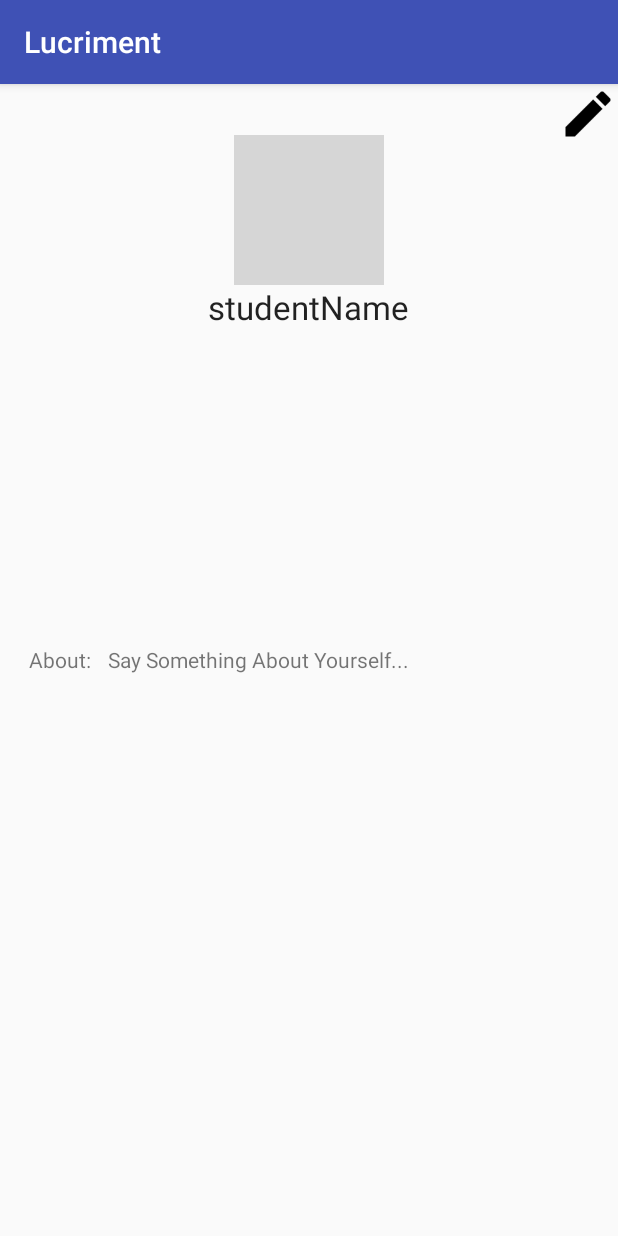
After one commit to Chris-Behan/Lucriment, an Android app: the studentProfileActivity screen opened directly, with no data from a screen before it, on a phone screen of 412 x 824 dp. The commit adds this screen. Run offline under Robolectric (Android 15) with nearby library versions, the phone set to English and light mode, and no system bars; our stand-ins replace Firebase (no records; nobody signed in at launch, a user with empty details on screens opened directly); pictures from the network do not load; 3 statements that could not run were skipped; grey boxes are pictures that could not be loaded.

Commit message:
adding student profile

```diff
--- a/app/src/main/AndroidManifest.xml
+++ b/app/src/main/AndroidManifest.xml
@@ -87,7 +87,8 @@
         <activity android:name=".MyProfileActivity" />
         <activity android:name=".SettingsActivity" />
         <activity android:name=".DefaultAvailability" />
-        <activity android:name=".DayAvailability"></activity>
+        <activity android:name=".DayAvailability" />
+        <activity android:name=".studentProfileActivity"></activity>
     </application>
 
 </manifest>
--- a/app/src/main/java/com/lucriment/lucriment/SettingsActivity.java
+++ b/app/src/main/java/com/lucriment/lucriment/SettingsActivity.java
@@ -134,11 +134,18 @@ public class SettingsActivity extends BaseActivity implements View.OnClickListen
     @Override
     public void onClick(View v) {
         if(v == profileButton){
-            Intent i = new Intent(SettingsActivity.this, MyProfileActivity.class);
-            i.putExtra("userType", userType);
-            i.putExtra("userInfo",userInfo);
-            startActivity(i);
+            if(userType.equals("Student")) {
+                Intent i = new Intent(SettingsActivity.this, studentProfileActivity.class);
+                i.putExtra("userType", userType);
+                i.putExtra("userInfo", userInfo);
+                startActivity(i);
+            }else{
+                Intent i = new Intent(SettingsActivity.this, MyProfileActivity.class);
+                i.putExtra("userType", userType);
+                i.putExtra("userInfo", userInfo);
+                startActivity(i);
 
+            }
         }
         if(v == logoutButton){
             firebaseAuth.signOut();
--- /dev/null
+++ b/app/src/main/java/com/lucriment/lucriment/studentProfileActivity.java
@@ -0,0 +1,88 @@
+package com.lucriment.lucriment;
+
+import android.content.Intent;
+import android.support.v7.app.AppCompatActivity;
+import android.os.Bundle;
+import android.view.View;
+import android.widget.Button;
+import android.widget.EditText;
+import android.widget.ImageView;
+import android.widget.TextView;
+
+import com.bumptech.glide.Glide;
+import com.google.firebase.database.DatabaseReference;
+import com.google.firebase.database.FirebaseDatabase;
+
+public class studentProfileActivity extends AppCompatActivity implements View.OnClickListener {
+
+    private ImageView imageView;
+    private TextView name, about;
+    private UserInfo userInfo;
+    private String userType;
+    private Button editButton, uploadButton;
+    private boolean editing = false;
+    private EditText editAbout;
+    private DatabaseReference databaseReference;
+
+    @Override
+    protected void onCreate(Bundle savedInstanceState) {
+        super.onCreate(savedInstanceState);
+        setContentView(R.layout.activity_student_profile);
+
+        if(getIntent().hasExtra("userInfo")) {
+            userInfo = getIntent().getParcelableExtra("userInfo");
+        }
+        if(getIntent().hasExtra("userType")){
+            userType = getIntent().getStringExtra("userType");
+        }
+
+        //INITIALIZE FIELDS
+        name = (TextView) findViewById(R.id.studentName);
+        about = (TextView) findViewById(R.id.aboutField);
+        imageView = (ImageView) findViewById(R.id.imageView4);
+        editButton = (Button) findViewById(R.id.Edit);
+        uploadButton = (Button) findViewById(R.id.changePicture);
+        editAbout = (EditText) findViewById(R.id.editAbout);
+
+        name.setText(userInfo.getFullName());
+        Glide.with(getApplicationContext())
+                .load(userInfo.getProfileImage())
+                .into(imageView);
+        about.setText(userInfo.getTitle());
+
+        editButton.setOnClickListener(this);
+        uploadButton.setOnClickListener(this);
+
+    }
+
+    @Override
+    public void onClick(View v) {
+        if(v == editButton){
+            if(editing){
+                editing = false;
+                uploadButton.setVisibility(View.INVISIBLE);
+                databaseReference = FirebaseDatabase.getInstance().getReference();
+                databaseReference.child("users").child(userInfo.getId()).child("about").setValue(editAbout.getText().toString());
+                about.setText(editAbout.getText());
+                about.setVisibility(View.VISIBLE);
+                editAbout.setVisibility(View.INVISIBLE);
+            }else{
+                editing = true;
+                about.setVisibility(View.INVISIBLE);
+                editAbout.setVisibility(View.VISIBLE);
+            }
+            if(editing){
+                uploadButton.setVisibility(View.VISIBLE);
+            }
+
+        }
+        if(v == uploadButton) {
+            Intent i = new Intent(studentProfileActivity.this, UploadActivity.class);
+            i.putExtra("userType", userType);
+            i.putExtra("userInfo", userInfo);
+            startActivity(i);
+        }
+
+
+    }
+}
--- /dev/null
+++ b/app/src/main/res/layout/activity_student_profile.xml
@@ -0,0 +1,92 @@
+<?xml version="1.0" encoding="utf-8"?>
+<android.support.constraint.ConstraintLayout xmlns:android="http://schemas.android.com/apk/res/android"
+    xmlns:app="http://schemas.android.com/apk/res-auto"
+    xmlns:tools="http://schemas.android.com/tools"
+    android:layout_width="match_parent"
+    android:layout_height="match_parent"
+    tools:context="com.lucriment.lucriment.studentProfileActivity">
+
+    <RelativeLayout
+        android:layout_width="0dp"
+        android:layout_height="0dp"
+        tools:layout_constraintTop_creator="1"
+        tools:layout_constraintRight_creator="1"
+        tools:layout_constraintBottom_creator="1"
+
+        app:layout_constraintBottom_toBottomOf="parent"
+
+        app:layout_constraintRight_toRightOf="parent"
+
+        tools:layout_constraintLeft_creator="1"
+
+        app:layout_constraintLeft_toLeftOf="parent"
+        app:layout_constraintTop_toTopOf="parent"
+      >
+
+        <ImageView
+            android:id="@+id/imageView4"
+            android:layout_width="100dp"
+            android:layout_height="100dp"
+            app:srcCompat="@drawable/cast_abc_scrubber_control_to_pressed_mtrl_000"
+            android:layout_alignParentTop="true"
+            android:layout_centerHorizontal="true"
+            android:layout_marginTop="34dp" />
+
+        <TextView
+            android:id="@+id/studentName"
+            android:layout_width="wrap_content"
+            android:layout_height="wrap_content"
+            android:text="studentName"
+            android:textAppearance="?android:attr/textAppearanceLarge"
+            android:layout_below="@+id/imageView4"
+            android:layout_centerHorizontal="true" />
+        <Button
+            android:id="@+id/Edit"
+            android:layout_width="40dp"
+            android:layout_height="40dp"
+            android:background="@drawable/ic_edit_black_24dp"
+            android:layout_alignParentTop="true"
+            android:layout_alignParentRight="true"
+            android:layout_alignParentEnd="true" />
+
+        <TextView
+            android:id="@+id/aboutLabel"
+            android:layout_width="wrap_content"
+            android:layout_height="wrap_content"
+            android:layout_marginLeft="19dp"
+            android:layout_marginStart="19dp"
+            android:text="About:"
+            android:layout_centerVertical="true"
+            android:layout_alignParentLeft="true"
+            android:layout_alignParentStart="true" />
+
+        <TextView
+            android:id="@+id/aboutField"
+            android:layout_width="300dp"
+            android:layout_height="100dp"
+            android:text="Say Something About Yourself..."
+            android:layout_alignBaseline="@+id/aboutLabel"
+            android:layout_alignBottom="@+id/aboutLabel"
+            android:layout_toRightOf="@+id/aboutLabel"
+            android:layout_toEndOf="@+id/aboutLabel"
+            android:layout_marginLeft="11dp"
+            android:layout_marginStart="11dp" />
+
+        <Button
+            android:id="@+id/changePicture"
+            android:visibility="invisible"
+            android:layout_width="wrap_content"
+            android:layout_height="wrap_content"
+            android:layout_above="@+id/studentName"
+            android:layout_centerHorizontal="true"
+            android:text="Upload" />
+        <EditText
+            android:visibility="invisible"
+            android:id="@+id/editAbout"
+            android:layout_width="300dp"
+            android:layout_height="40dp"
+            android:layout_alignTop="@+id/aboutField"
+            android:layout_alignLeft="@+id/aboutField"
+            android:layout_alignStart="@+id/aboutField" />
+    </RelativeLayout>
+</android.support.constraint.ConstraintLayout>
```
